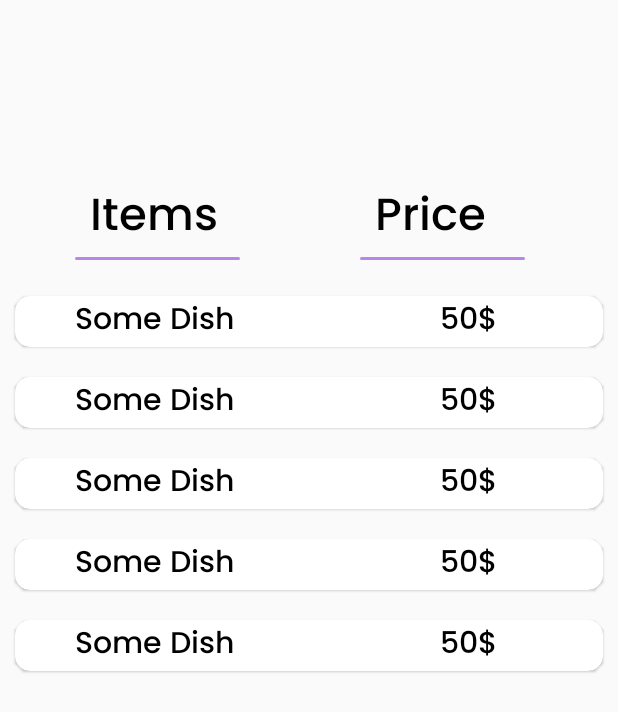
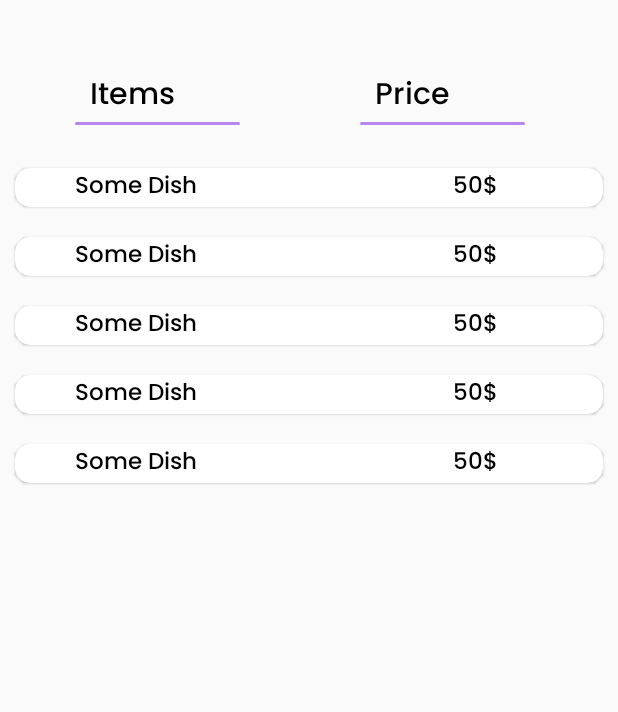
Before and after one commit to geek-lords/fine-dine-frontend, an Android app: the layout order_confirmation.xml on its own in the app's theme, with its tools: preview values and no code run, on a phone screen of 412 x 824 dp. Shown: the top 712 px of the screen. Run offline under Robolectric (Android 15) with nearby library versions, the phone set to English and light mode, and no system bars; network calls fail.

Commit message:
Added Order Confirm Card

```diff
--- a/app/src/main/java/com/example/menu_card/order/activity_make_order.java
+++ b/app/src/main/java/com/example/menu_card/order/activity_make_order.java
@@ -72,9 +72,13 @@ public class activity_make_order extends AppCompatActivity {
         super.onCreate(savedInstanceState);
         setContentView(R.layout.activity_make_order);
 
-
          confirm = findViewById(R.id.confirm);
          checkout = findViewById(R.id.checkout);
+
+        confirm.setOnClickListener(v -> {
+            BottomSheetOrderConfirmation confirm_order = new BottomSheetOrderConfirmation();
+            confirm_order.show(getSupportFragmentManager(),"TAG");
+        });
 
         LinearLayout linearLayout = findViewById(R.id.linear_layout_menu);
         linearLayout.setElevation(dpToPixel(10));
--- a/app/src/main/res/layout/order_confirmation.xml
+++ b/app/src/main/res/layout/order_confirmation.xml
@@ -11,14 +11,13 @@
         android:id="@+id/linearLayout"
         android:layout_width="match_parent"
         android:layout_height="wrap_content"
-        android:layout_marginTop="40dp"
         android:orientation="horizontal"
         app:layout_constraintBottom_toBottomOf="parent"
         app:layout_constraintEnd_toEndOf="parent"
         app:layout_constraintHorizontal_bias="0.0"
         app:layout_constraintStart_toStartOf="parent"
         app:layout_constraintTop_toTopOf="parent"
-        app:layout_constraintVertical_bias="0.11">
+        app:layout_constraintVertical_bias="0.06">
 
         <androidx.appcompat.widget.LinearLayoutCompat
             android:layout_width="200dp"
@@ -32,7 +31,7 @@
                 android:fontFamily="@font/poppins_medium"
                 android:text="Items"
                 android:textColor="@color/black"
-                android:textSize="30sp" />
+                android:textSize="20sp" />
 
             <View
                 android:layout_width="110dp"
@@ -51,10 +50,11 @@
                 android:layout_width="wrap_content"
                 android:layout_height="wrap_content"
                 android:layout_marginStart="50dp"
+                android:layout_marginEnd="30dp"
                 android:fontFamily="@font/poppins_medium"
                 android:text="Price"
                 android:textColor="@color/black"
-                android:textSize="30sp" />
+                android:textSize="20sp" />
 
             <View
                 android:layout_width="110dp"
@@ -91,7 +91,7 @@
                 android:lineHeight="30dp"
                 android:layout_gravity="left"
                 android:textColor="@color/black"
-                android:textSize="20sp" />
+                android:textSize="15sp" />
 
             <com.google.android.material.textview.MaterialTextView
                 android:layout_width="wrap_content"
@@ -103,7 +103,7 @@
                 android:layout_gravity="right"
                 android:layout_marginEnd="70dp"
                 android:textColor="@color/black"
-                android:textSize="20sp" />
+                android:textSize="15sp" />
 
         </com.google.android.material.card.MaterialCardView>
 
@@ -123,7 +123,7 @@
                 android:lineHeight="30dp"
                 android:layout_gravity="left"
                 android:textColor="@color/black"
-                android:textSize="20sp" />
+                android:textSize="15sp" />
 
             <com.google.android.material.textview.MaterialTextView
                 android:layout_width="wrap_content"
@@ -135,7 +135,7 @@
                 android:layout_gravity="right"
                 android:layout_marginEnd="70dp"
                 android:textColor="@color/black"
-                android:textSize="20sp" />
+                android:textSize="15sp" />
 
         </com.google.android.material.card.MaterialCardView>
         <com.google.android.material.card.MaterialCardView
@@ -154,7 +154,7 @@
                 android:lineHeight="30dp"
                 android:layout_gravity="left"
                 android:textColor="@color/black"
-                android:textSize="20sp" />
+                android:textSize="15sp" />
 
             <com.google.android.material.textview.MaterialTextView
                 android:layout_width="wrap_content"
@@ -166,7 +166,7 @@
                 android:layout_gravity="right"
                 android:layout_marginEnd="70dp"
                 android:textColor="@color/black"
-                android:textSize="20sp" />
+                android:textSize="15sp" />
 
         </com.google.android.material.card.MaterialCardView>
         <com.google.android.material.card.MaterialCardView
@@ -185,7 +185,7 @@
                 android:lineHeight="30dp"
                 android:layout_gravity="left"
                 android:textColor="@color/black"
-                android:textSize="20sp" />
+                android:textSize="15sp" />
 
             <com.google.android.material.textview.MaterialTextView
                 android:layout_width="wrap_content"
@@ -197,7 +197,7 @@
                 android:layout_gravity="right"
                 android:layout_marginEnd="70dp"
                 android:textColor="@color/black"
-                android:textSize="20sp" />
+                android:textSize="15sp" />
 
         </com.google.android.material.card.MaterialCardView>
         <com.google.android.material.card.MaterialCardView
@@ -216,7 +216,7 @@
                 android:lineHeight="30dp"
                 android:layout_gravity="left"
                 android:textColor="@color/black"
-                android:textSize="20sp" />
+                android:textSize="15sp" />
 
             <com.google.android.material.textview.MaterialTextView
                 android:layout_width="wrap_content"
@@ -228,7 +228,7 @@
                 android:layout_gravity="right"
                 android:layout_marginEnd="70dp"
                 android:textColor="@color/black"
-                android:textSize="20sp" />
+                android:textSize="15sp" />
 
         </com.google.android.material.card.MaterialCardView>
 
```
Also changed, not shown: app/src/main/java/com/example/menu_card/order/BottomSheetOrderConfirmation.java (added, +34 -0 lines).
